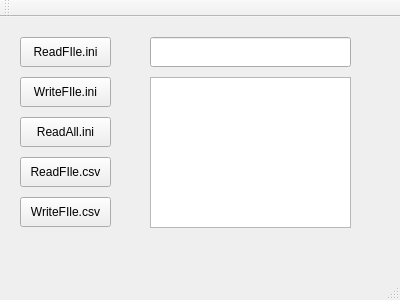
The window that Source/Libs/Application/Application.ui (nguyenutc48/PiAGVPro) describes before a commit, drawn with Qt 5.
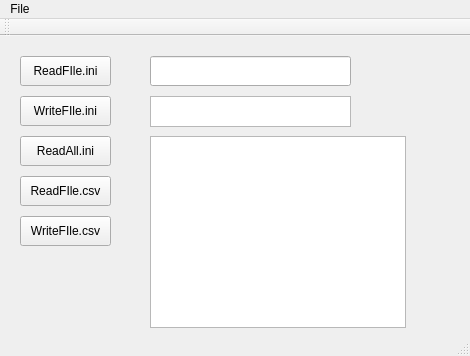
The same window after the commit.

Patch:
```diff
--- a/Source/Libs/Application/Application.ui
+++ b/Source/Libs/Application/Application.ui
@@ -6,8 +6,8 @@
    <rect>
     <x>0</x>
     <y>0</y>
-    <width>400</width>
-    <height>300</height>
+    <width>470</width>
+    <height>356</height>
    </rect>
   </property>
   <property name="windowTitle">
@@ -72,7 +72,7 @@
       <x>150</x>
       <y>60</y>
       <width>201</width>
-      <height>151</height>
+      <height>31</height>
      </rect>
     </property>
    </widget>
@@ -99,16 +99,37 @@
      </rect>
     </property>
    </widget>
+   <widget class="QTableView" name="tableView">
+    <property name="geometry">
+     <rect>
+      <x>150</x>
+      <y>100</y>
+      <width>256</width>
+      <height>192</height>
+     </rect>
+    </property>
+   </widget>
   </widget>
   <widget class="QMenuBar" name="menuBar">
    <property name="geometry">
     <rect>
      <x>0</x>
      <y>0</y>
-     <width>400</width>
+     <width>470</width>
      <height>27</height>
     </rect>
    </property>
+   <widget class="QMenu" name="menuOpen">
+    <property name="title">
+     <string>File</string>
+    </property>
+    <addaction name="separator"/>
+    <addaction name="separator"/>
+    <addaction name="actionOpen"/>
+    <addaction name="actionSave"/>
+    <addaction name="actionClose"/>
+   </widget>
+   <addaction name="menuOpen"/>
   </widget>
   <widget class="QToolBar" name="mainToolBar">
    <attribute name="toolBarArea">
```
Left out of the diff: 15 changed lines with no effect on the pictures.
